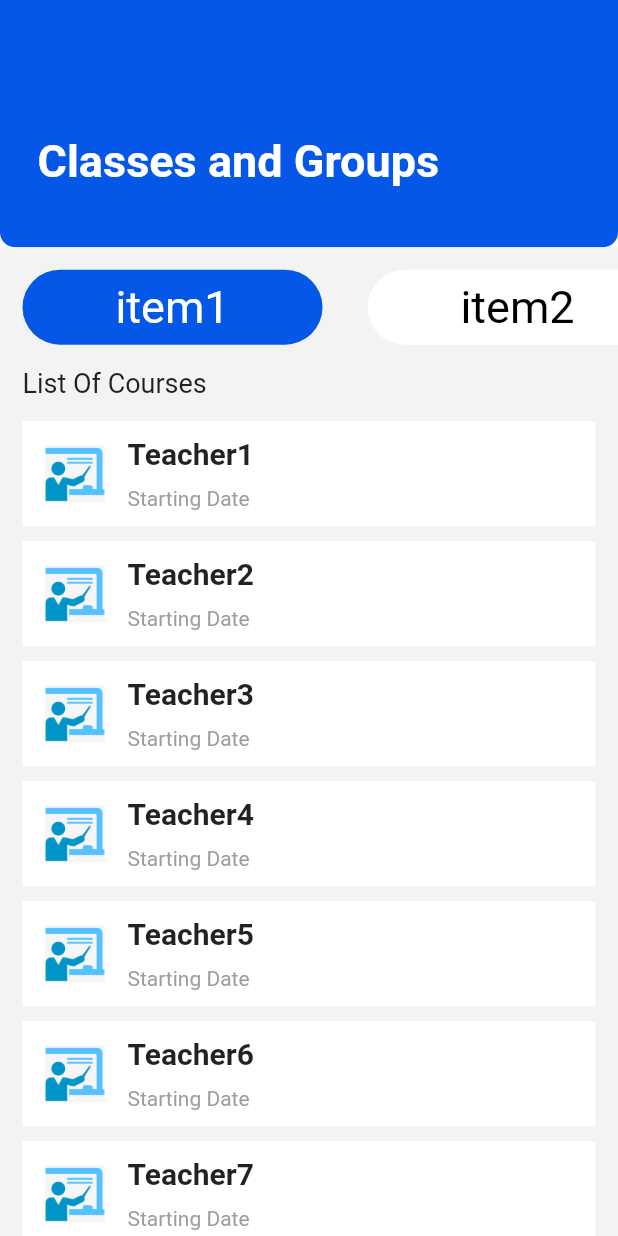
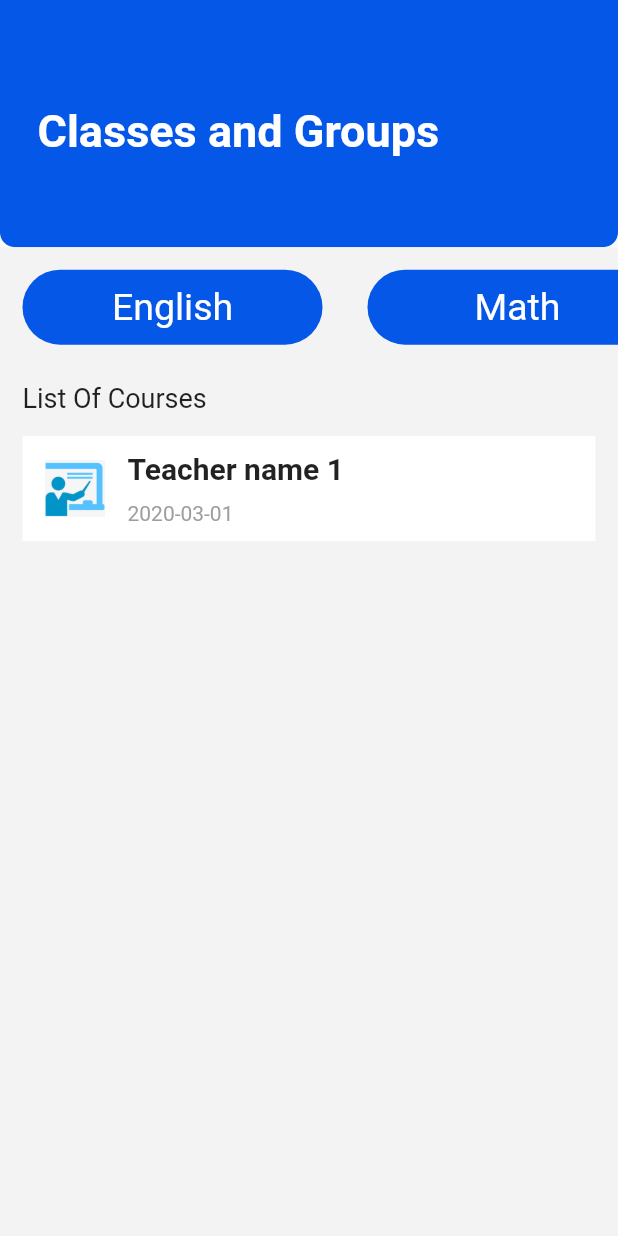
Before and after one commit to Mark-Mamdouh/classes_and_groups_app-flutter, a Flutter app: the screen it shows after launch, on a phone screen of 412 x 824 dp. Run offline on Flutter 3.47's test engine with Material 2 defaults, Android fonts, the phone set to English and light mode, and no system bars.

Commit message:
read data from response

```diff
--- /dev/null
+++ b/data.json
@@ -0,0 +1,31 @@
+{
+  "subjects": [
+    {
+      "id": 1,
+      "title": "English",
+      "courses": [
+        {
+          "id": 1,
+          "teacher_name": "Teacher name 1",
+          "starting_date": "2020-03-01"
+        }
+      ]
+    },
+    {
+      "id": 1,
+      "title": "Math",
+      "courses": [
+        {
+          "id": 2,
+          "teacher_name": "Teacher name 2",
+          "starting_date": "2020-03-02"
+        },
+        {
+          "id": 3,
+          "teacher_name": "Teacher name 3",
+          "starting_date": "2020-03-03"
+        }
+      ]
+    }
+  ]
+}
--- a/lib/resources/custom_subject_card.dart
+++ b/lib/resources/custom_subject_card.dart
@@ -14,14 +14,14 @@ class CustomSubjectCard extends StatelessWidget {
       margin: const EdgeInsets.symmetric(horizontal: 15, vertical: 15),
       width: 200,
       decoration: BoxDecoration(
-        color: active ? primary_color : secondary_color,
+        color: active ? kPrimaryColor : kSecondaryColor,
         borderRadius: const BorderRadius.all(Radius.circular(50)),
       ),
       child: Center(
           child: Text(
             text,
             style: TextStyle(
-              fontSize: 30,
+              fontSize: 25,
               color: active ? Colors.white : Colors.black,
             ),
           )
--- a/lib/resources/custom_teacher_card.dart
+++ b/lib/resources/custom_teacher_card.dart
@@ -13,7 +13,7 @@ class CustomTeacherCard extends StatelessWidget {
     return Container(
       margin: const EdgeInsets.symmetric(horizontal: 15, vertical: 5),
       width: 200,
-      color: secondary_color,
+      color: kSecondaryColor,
       child: Row(
           children:[
             const Padding(
--- a/lib/screens/home_screen.dart
+++ b/lib/screens/home_screen.dart
@@ -1,6 +1,7 @@
+import 'dart:convert';
 import 'package:classes_and_groups_app/utilities/constants.dart';
 import 'package:flutter/material.dart';
-
+import 'package:flutter/services.dart';
 import '../resources/custom_subject_card.dart';
 import '../resources/custom_teacher_card.dart';
 
@@ -13,24 +14,30 @@ class HomeScreen extends StatefulWidget {
 
 class _HomeScreenState extends State<HomeScreen> {
 
+  List _items = [];
+  List _teachers = [];
+  int clickedItem = 0;
 
+  // Fetch content from the json file
+  Future<void> readJson() async {
+    final String response = await rootBundle.loadString('data.json');
+    // print(response);
+    final data = await json.decode(response);
+    setState(() {
+      _items = data["subjects"];
+      _teachers = _items[clickedItem]['courses'];
+    });
+  }
+
+  @override
+  void initState() {
+    super.initState();
+    // read data from json file
+    readJson();
+  }
 
   @override
   Widget build(BuildContext context) {
-
-    List<Widget> subjects = [];
-
-    subjects.add(CustomSubjectCard(true, "item1"));
-
-    for(int i = 2; i < 7; i++) {
-      subjects.add(CustomSubjectCard(false, "item$i"));
-    }
-
-    List<Widget> teachers = [];
-    for(int i = 1; i <= 20; i++) {
-      teachers.add(CustomTeacherCard("Teacher$i", "Starting Date"));
-    }
-
     return MaterialApp(
       home: Scaffold(
         // be aware of notches
@@ -43,7 +50,7 @@ class _HomeScreenState extends State<HomeScreen> {
                 child: Container(
                   width: double.infinity,
                   decoration: const BoxDecoration(
-                      color: primary_color,
+                      color: kPrimaryColor,
                       borderRadius: BorderRadius.only(
                         bottomRight: Radius.circular(10),
                         bottomLeft: Radius.circular(10),
@@ -53,7 +60,7 @@ class _HomeScreenState extends State<HomeScreen> {
                     crossAxisAlignment: CrossAxisAlignment.start,
                     children: const [
                       SizedBox(
-                        height: 90,
+                        height: 70,
                       ),
                       Padding(
                         padding: EdgeInsets.only(left: 25),
@@ -61,7 +68,7 @@ class _HomeScreenState extends State<HomeScreen> {
                           "Classes and Groups",
                           style: TextStyle(
                             fontSize: 30,
-                            color: secondary_color,
+                            color: kSecondaryColor,
                             fontWeight: FontWeight.bold
                           ),
                         ),
@@ -74,19 +81,37 @@ class _HomeScreenState extends State<HomeScreen> {
               Expanded(
                 flex: 4,
                 child: Container(
-                  color: body_color,
+                  color: kBodyColor,
                   child: Column(
                     crossAxisAlignment: CrossAxisAlignment.start,
                     children: [
-                      SizedBox(
+                      // subject horizontal list
+                      _items.isNotEmpty ? SizedBox(
+                        child: ListView.builder(
+                          scrollDirection: Axis.horizontal,
+                          itemCount: _items.length,
+                          itemBuilder: (context, index) {
+                            return GestureDetector(
+                              onTap: () {
+                                setState(() {
+                                  clickedItem = index;
+                                  readJson();
+                                });
+                              },
+                              child: CustomSubjectCard(
+                                true,
+                                _items[index]["title"]
+                              ),
+                            );
+
+                          },
+                        ),
                         height: 80,
-                        child: ListView(
-                          scrollDirection: Axis.horizontal,
-                          children: subjects,
-                        ),
-                      ),
+                      )
+                      : Container(),
+
                       const Padding(
-                        padding: EdgeInsets.only(left: 15, bottom: 10),
+                        padding: EdgeInsets.only(left: 15, bottom: 10, top: 10),
                         child: Text(
                           "List Of Courses",
                           style: TextStyle(
@@ -94,12 +119,22 @@ class _HomeScreenState extends State<HomeScreen> {
                           ),
                         ),
                       ),
-                      Expanded(
-                        child: ListView(
+
+
+                      // teacher vertical listview
+                      _teachers.isNotEmpty ? Expanded(
+                        child: ListView.builder(
                           scrollDirection: Axis.vertical,
-                          children: teachers,
+                          itemCount: _teachers.length,
+                          itemBuilder: (context, index) {
+                            return CustomTeacherCard(
+                              _teachers[index]["teacher_name"],
+                              _teachers[index]["starting_date"],
+                            );
+                          },
                         ),
-                      ),
+                      )
+                      : Container(),
                     ],
                   ),
                 ),
--- a/lib/utilities/constants.dart
+++ b/lib/utilities/constants.dart
@@ -1,7 +1,7 @@
 import 'package:flutter/material.dart';
 
-const primary_color = Color(0xff0557e7);
+const kPrimaryColor = Color(0xff0557e7);
 
-const body_color = Color(0xfff3f3f3);
+const kBodyColor = Color(0xfff3f3f3);
 
-const secondary_color = Color(0xffffffff);
+const kSecondaryColor = Color(0xffffffff);
--- a/pubspec.yaml
+++ b/pubspec.yaml
@@ -25,3 +25,4 @@ flutter:
 
   assets:
     - images/
+    - data.json
```
